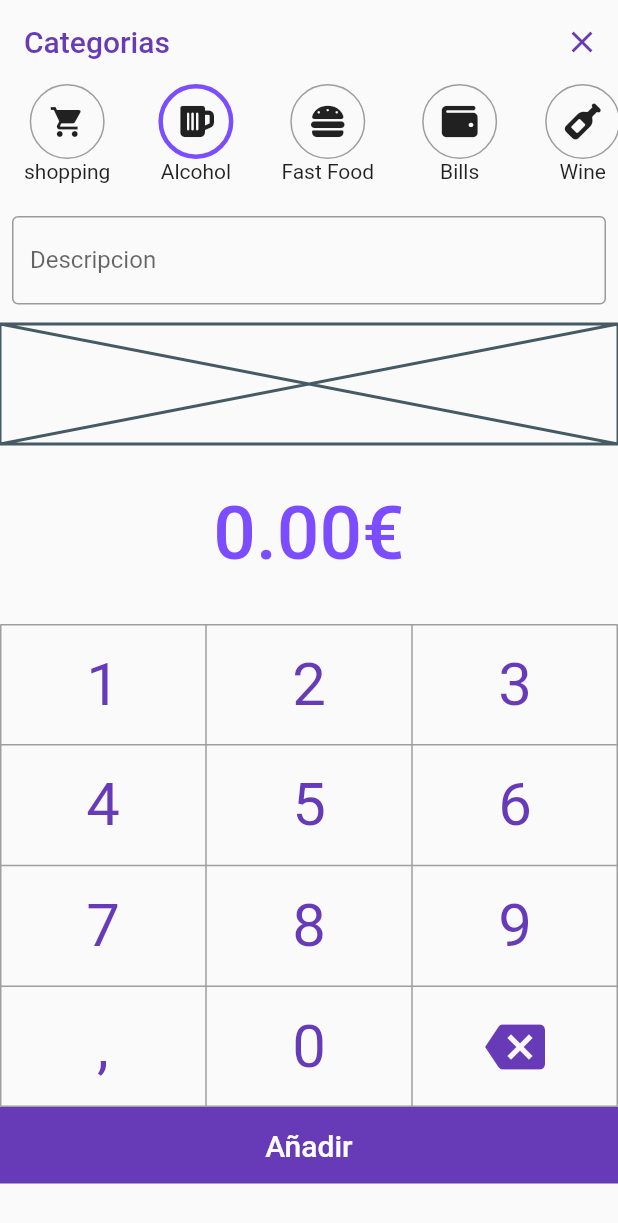
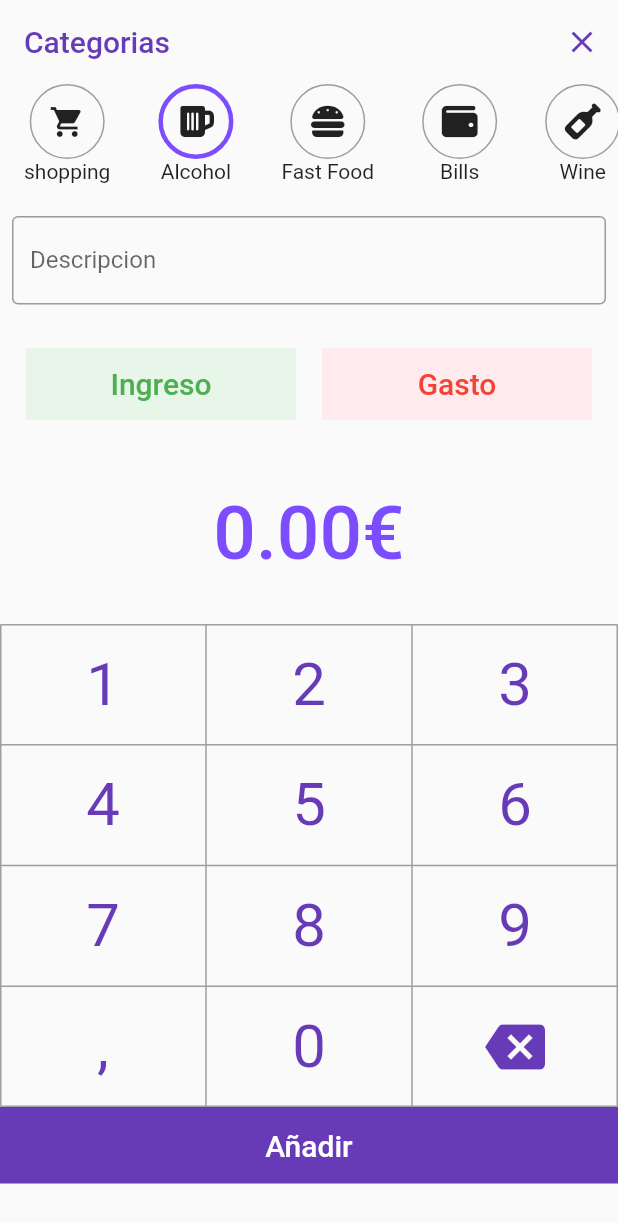
Before and after one commit to JoseAntonioGalan/gestion_app, a Flutter app: the AddPage screen opened by its route, on a phone screen of 412 x 824 dp. Shown: the top 1223 px of the screen. Run offline on Flutter 3.47's test engine with Material 2 defaults, Android fonts, the phone set to English and light mode, and no system bars; our stand-ins replace charts_flutter, cloud_firestore, firebase_auth, firebase_core, font_awesome_flutter, google_sign_in; accounts and stored records are empty.

Commit message:
Creacion botones tipos

```diff
--- a/lib/screens/add_page.dart
+++ b/lib/screens/add_page.dart
@@ -98,7 +98,38 @@ class _AddPageState extends State<AddPage> {
         ),
       );
 
-  Widget _tipe() => Placeholder(fallbackHeight: 80);
+  //80
+  Widget _tipe() {
+    return Container(
+      height: 80.0,
+      child: Row(
+        mainAxisAlignment: MainAxisAlignment.spaceEvenly,
+        children: [
+          Container(
+              width: 180,
+              decoration: BoxDecoration(color: Colors.green.shade50),
+              child: MaterialButton(
+                  child: Text(
+                    "Ingreso",
+                    style:
+                        TextStyle(fontSize: 20.0, color: Colors.green.shade500),
+                  ),
+                  onPressed: () {})),
+          Container(
+            width: 180,
+            decoration: BoxDecoration(color: Colors.red.shade50),
+            child: MaterialButton(
+              child: Text(
+                "Gasto",
+                style: TextStyle(fontSize: 20.0, color: Colors.red.shade500),
+              ),
+              onPressed: () {},
+            ),
+          )
+        ],
+      ),
+    );
+  }
 
   Widget _currentValue() {
     return Container(
```
